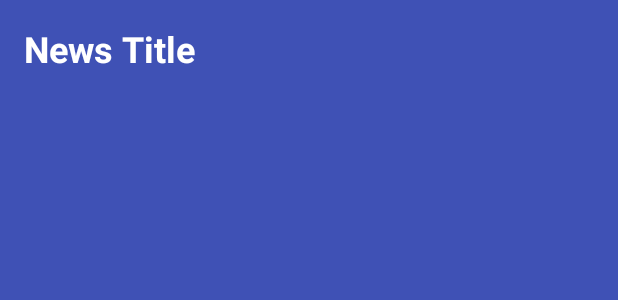
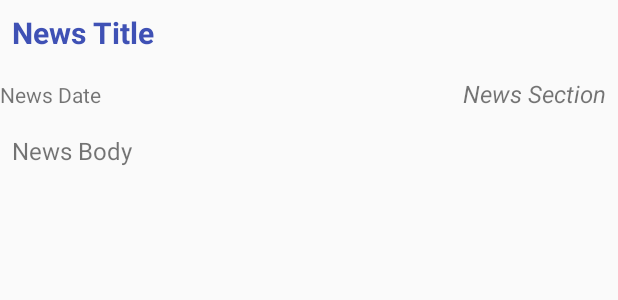
Before and after one commit to xella/NewsApp, an Android app: the layout news_list_item.xml on its own in the app's theme, with its tools: preview values and no code run, on a phone screen of 412 x 824 dp. Shown: the top 300 px of the screen. Run offline under Robolectric (Android 15) with nearby library versions, the phone set to English and light mode, and no system bars.

Commit message:
Date parameter added to News class; Comments added to NewsActivity code; Unused code removed; Extract data for date parameter List item layout changed; Styles for NewsTitle and NewSection added and changed.

```diff
--- a/app/src/main/java/com/example/xella/newsapp/NewsAdapter.java
+++ b/app/src/main/java/com/example/xella/newsapp/NewsAdapter.java
@@ -5,10 +5,8 @@ import android.view.LayoutInflater;
 import android.view.View;
 import android.view.ViewGroup;
 import android.widget.ArrayAdapter;
-import android.widget.ImageView;
 import android.widget.TextView;
 
-import org.w3c.dom.Text;
 
 import java.util.ArrayList;
 
@@ -40,6 +38,9 @@ public class NewsAdapter extends ArrayAdapter<News> {
         TextView newsSection = (TextView) listItemView.findViewById(R.id.news_section);
         newsSection.setText(currentNews.getSection());
 
+        TextView newsDate = (TextView) listItemView.findViewById(R.id.news_date);
+        newsDate.setText(currentNews.getDate());
+
         return listItemView;
     }
 }
--- a/app/src/main/res/layout/news_list_item.xml
+++ b/app/src/main/res/layout/news_list_item.xml
@@ -9,8 +9,30 @@
         android:id="@+id/news_title"
         style="@style/NewsTitle"
         android:layout_width="match_parent"
-        android:layout_height="match_parent"
+        android:layout_height="wrap_content"
         tools:text="News Title" />
+
+    <LinearLayout
+        android:layout_width="match_parent"
+        android:layout_height="wrap_content"
+        android:orientation="horizontal">
+
+        <TextView
+            android:id="@+id/news_date"
+            android:layout_width="0dp"
+            android:layout_weight="1"
+            android:layout_height="wrap_content"
+            tools:text="News Date"/>
+
+        <TextView
+            android:id="@+id/news_section"
+            style="@style/NewsSection"
+            android:layout_width="0dp"
+            android:layout_weight="1"
+            android:layout_height="wrap_content"
+            tools:text="News Section" />
+    </LinearLayout>
+
 
     <TextView
         android:id="@+id/news_body"
@@ -21,21 +43,18 @@
 
     <LinearLayout
         android:layout_width="match_parent"
-        android:layout_height="match_parent">
-
-        <TextView
-            android:id="@+id/news_section"
-            style="@style/NewsSection"
-            android:layout_width="wrap_content"
-            android:layout_height="match_parent"
-            tools:text="News Section" />
+        android:layout_height="wrap_content">
 
         <TextView
             android:id="@+id/news_author"
             style="@style/NewsAuthor"
             android:layout_width="0dp"
+            android:layout_height="wrap_content"
             android:layout_weight="1"
-            android:layout_height="match_parent"
             tools:text="News Author" />
+
+        <TextView
+            android:layout_width="match_parent"
+            android:layout_height="wrap_content" />
     </LinearLayout>
 </LinearLayout>
--- a/app/src/main/res/values/styles.xml
+++ b/app/src/main/res/values/styles.xml
@@ -9,11 +9,10 @@
     </style>
 
     <style name="NewsTitle">
-        <item name="android:padding">16dp</item>
-        <item name="android:textColor">@android:color/white</item>
-        <item name="android:textSize">24sp</item>
+        <item name="android:padding">8dp</item>
+        <item name="android:textColor">@color/colorPrimary</item>
+        <item name="android:textSize">20sp</item>
         <item name="android:textStyle">bold</item>
-        <item name="android:background">@color/colorPrimary</item>
     </style>
 
     <style name="NewsBody">
@@ -31,5 +30,6 @@
         <item name="android:padding">8dp</item>
         <item name="android:textSize">16sp</item>
         <item name="android:textStyle">italic</item>
+        <item name="android:textAlignment">viewEnd</item>
     </style>
 </resources>
```
Also changed, not shown: app/src/main/java/com/example/xella/newsapp/News.java (+7 -1 lines), app/src/main/java/com/example/xella/newsapp/NewsActivity.java (+7 -0 lines), app/src/main/java/com/example/xella/newsapp/QueryUtils.java (+28 -3 lines).
